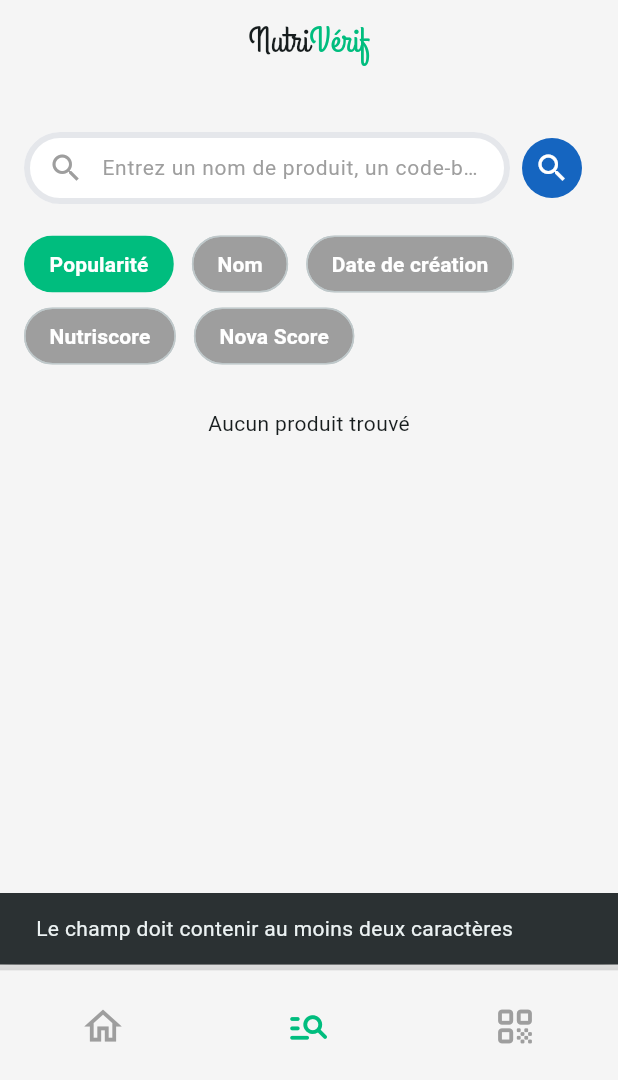
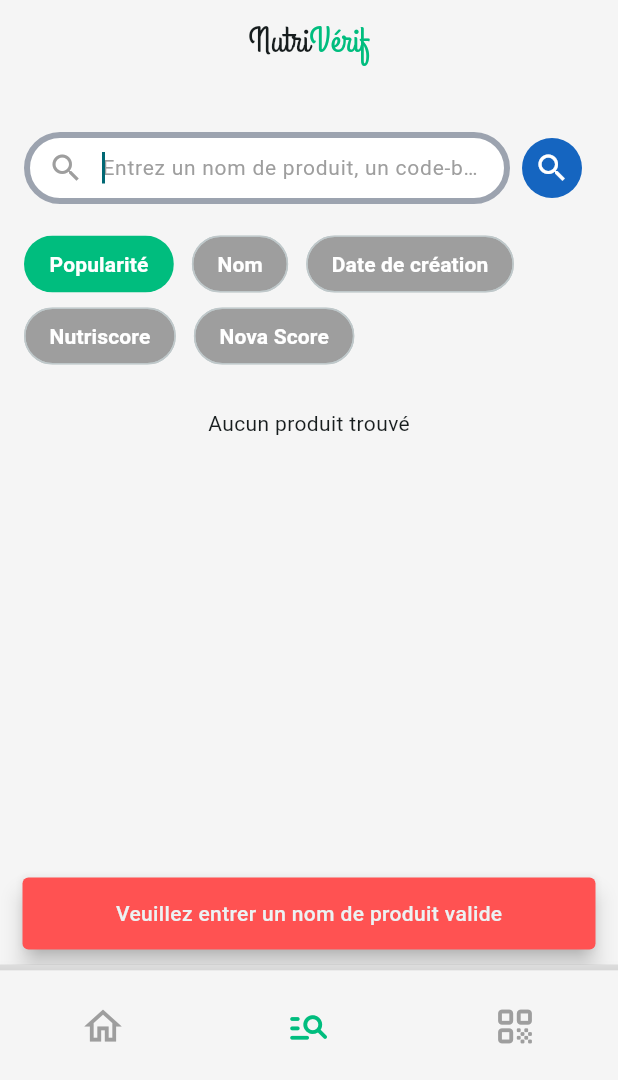
Before and after one commit to salaahl/nutriverif_app_by_flutter, a Flutter app: the screen it shows after launch, item 2 of the bottom bar chosen, after a tap on the "search" icon, on a phone screen of 412 x 824 dp, the part 156-1236 px from its top. Run offline on Flutter 3.47's test engine with Material 3 defaults, Android fonts, the phone set to English and light mode, and no system bars; our stand-ins replace youtube_player_flutter; missing offline and left inert: mobile_scanner.

```diff
--- a/lib/app.dart
+++ b/lib/app.dart
@@ -19,12 +19,80 @@ class MyApp extends StatelessWidget {
         colorScheme: ColorScheme.fromSeed(
           seedColor: Colors.white,
         ).copyWith(surface: const Color.fromRGBO(245, 245, 245, 1)),
+        textTheme: TextTheme(
+          displayLarge: const TextStyle(
+            fontSize: 24,
+            fontWeight: FontWeight.bold,
+          ),
+        ),
       ),
-      routes: {
-        '/': (context) => const MainScaffold(),
-        '/about': (context) => const AboutPage(),
-        '/products': (context) => const ProductSearchPage(),
-        '/product': (context) => const ProductPage(),
+      onGenerateRoute: (settings) {
+        Widget page;
+        switch (settings.name) {
+          case '/':
+            page = const MainScaffold();
+            break;
+          case '/about':
+            page = const AboutPage();
+            break;
+          case '/products':
+            page = const ProductSearchPage();
+            break;
+          case '/product':
+            final id = settings.arguments as String?;
+            page = ProductPage(id: id);
+            break;
+          default:
+            page = const MainScaffold();
+        }
+
+        return PageRouteBuilder(
+          pageBuilder: (context, animation, secondaryAnimation) => page,
+          transitionsBuilder: (context, animation, secondaryAnimation, child) {
+            const curve = Curves.easeInOut;
+
+            // Slide in (entrée)
+            final slideInTween = Tween<Offset>(
+              begin: const Offset(1.0, 0.0),
+              end: Offset.zero,
+            ).chain(CurveTween(curve: curve));
+
+            // Slide out (sortie)
+            final slideOutTween = Tween<Offset>(
+              begin: Offset.zero,
+              end: const Offset(0.0, 1.0),
+            ).chain(CurveTween(curve: curve));
+
+            // Opacité uniquement à l’entrée (de 0 → 1)
+            final fadeAnimation = animation.drive(
+              Tween<double>(
+                begin: 0.0,
+                end: 1.0,
+              ).chain(CurveTween(curve: curve)),
+            );
+
+            return SlideTransition(
+              position: secondaryAnimation.drive(slideOutTween), // Sortie
+              child: SlideTransition(
+                position: animation.drive(slideInTween), // Entrée
+                child: AnimatedBuilder(
+                  animation: animation,
+                  builder: (context, child) {
+                    // Si on est en train d'entrer (push), on fade-in
+                    // Si on est en train de sortir (pop), on garde opacité = 1
+                    double opacity =
+                        animation.status == AnimationStatus.reverse
+                            ? 1.0
+                            : fadeAnimation.value;
+
+                    return Opacity(opacity: opacity, child: child);
+                  },
+                  child: child,
+                ),
+              ),
+            );
+          },
+        );
       },
       initialRoute: '/',
     );
--- a/lib/providers/products_provider.dart
+++ b/lib/providers/products_provider.dart
@@ -39,25 +39,25 @@ class ProductsProvider with ChangeNotifier {
   Map<String, double> get ajrValues {
     if (_ajrSelected == 'women') {
       return {
-        'energy': 2000,
-        'fat': 70,
-        'saturatedFat': 20,
-        'carbohydrates': 260,
-        'sugars': 90,
-        'salt': 6,
-        'fiber': 25,
-        'proteins': 50,
+        'energy-kcal_serving': 2000,
+        'fat_serving': 70,
+        'saturated-fat_serving': 20,
+        'carbohydrates_serving': 260,
+        'sugars_serving': 90,
+        'salt_serving': 6,
+        'fiber_serving': 25,
+        'proteins_serving': 50,
       };
     } else {
       return {
-        'energy': 2500,
-        'fat': 95,
-        'saturatedFat': 30,
-        'carbohydrates': 300,
-        'sugars': 120,
-        'salt': 6,
-        'fiber': 30,
-        'proteins': 50,
+        'energy-kcal_serving': 2500,
+        'fat_serving': 95,
+        'saturated-fat_serving': 30,
+        'carbohydrates_serving': 300,
+        'sugars_serving': 120,
+        'salt_serving': 6,
+        'fiber_serving': 30,
+        'proteins_serving': 50,
       };
     }
   }
@@ -152,12 +152,14 @@ class ProductsProvider with ChangeNotifier {
       servingSize: '100g',
       ingredients: String.fromCharCode(33),
       nutriments: {
-        'energy-kcal_100g': '100',
-        'carbohydrates_100g': '10',
-        'fat_100g': '5',
-        'saturated-fat_100g': '2',
-        'sugars_100g': '5',
-        'salt_100g': '0.5',
+        'energy-kcal_serving': '225',
+        'fat_serving': '7.5',
+        'saturated-fat_serving': '3.0',
+        'carbohydrates_serving': '30.0',
+        'sugars_serving': '15.0',
+        'salt_serving': '0.3',
+        'fiber_serving': '1.5',
+        'proteins_serving': '9.0',
       },
       nutrientLevels: {
         "fat": "high",
--- a/lib/screens/home_page.dart
+++ b/lib/screens/home_page.dart
@@ -6,6 +6,7 @@ import 'package:youtube_player_flutter/youtube_player_flutter.dart';
 import '../widgets/custom_app_bar.dart';
 import '../widgets/product_card.dart';
 
+import '../models/model_products.dart';
 import 'package:app_nutriverif/screens/product_page.dart';
 
 class HomePage extends StatefulWidget {
@@ -16,40 +17,37 @@ class HomePage extends StatefulWidget {
 }
 
 class _HomePageState extends State<HomePage> {
-  final List<bool> _animatedList = List.generate(7, (_) => false);
+  final List<bool> _animatedList = List.generate(3, (_) => false);
 
   final TextEditingController _searchController = TextEditingController();
   final YoutubePlayerController _controller = YoutubePlayerController(
-    initialVideoId: 'D1jzT02IBRA?si=gKqH8EWw5KYl42we', // ID de la vidéo YouTube
+    initialVideoId: 'D1jzT02IBRA?si=gKqH8EWw5KYl42we',
     flags: const YoutubePlayerFlags(autoPlay: false),
   );
+
+  late Product _productDemo = Product.fromJson({});
 
   @override
   void initState() {
     super.initState();
 
-    WidgetsBinding.instance.addPostFrameCallback((_) {
+    WidgetsBinding.instance.addPostFrameCallback((_) async {
       final provider = Provider.of<ProductsProvider>(context, listen: false);
 
-      provider.fetchProduct('8000500310427');
-      provider.fetchLastProducts();
+      // Attente des appels asynchrones
+      await provider.fetchProduct('8000500310427');
+      await provider.fetchLastProducts();
+
+      setState(() {
+        // Mise à jour de _productDemo après avoir récupéré les données
+        _productDemo = provider.product;
+      });
     });
   }
 
   @override
   Widget build(BuildContext context) {
-    // Variables relatives aux produits
     final provider = context.watch<ProductsProvider>();
-
-    /* Vérifier si les produits sont déjà chargés, sinon appeler les méthodes pour les charger
-    if (!productIsLoading && provider.product.id.isEmpty) {
-      provider.fetchProduct('8000500310427');
-    }
-
-    if (!lastProductsIsLoading && provider.lastProducts.isEmpty) {
-      provider.fetchLastProducts();
-    }
-    */
 
     return Scaffold(
       appBar: PreferredSize(
@@ -178,19 +176,49 @@ class _HomePageState extends State<HomePage> {
                           child: const Icon(Icons.search, color: Colors.white),
                         ),
                         onPressed:
-                            () => provider.searchProducts(
+                            () => {
+                              if (_searchController.text.isEmpty ||
+                                  _searchController.text.length < 2)
+                                {
+                                  ScaffoldMessenger.of(context).showSnackBar(
+                                    SnackBar(
+                                      content: Center(
+                                        child: Text(
+                                          'Veuillez entrer un nom de produit valide',
+                                          style: TextStyle(
+                                            fontWeight: FontWeight.w500,
+                                          ),
+                                        ),
+                                      ),
+                                      backgroundColor: Colors.redAccent,
+                                      behavior: SnackBarBehavior.floating,
+                                    ),
+                                  ),
+                                }
+                              else
+                                {
+                                  provider.searchProducts(
                                     userInput: _searchController.text,
                                     method: 'complete',
                                   ),
+                                },
+                            },
                       ),
                     ],
                   ),
                   SizedBox(height: 32),
-                  provider.products.isEmpty && !provider.productsIsLoading
-                      ? SizedBox.shrink() // Si aucun produit et pas de chargement, on n'affiche rien
-                      : Column(
+                  AnimatedSize(
+                    duration: Duration(milliseconds: 500),
+                    curve: Curves.easeInOut,
+                    child: Column(
                       children: [
                         Container(
+                          height:
+                              provider.productsIsLoading ||
+                                      provider.products.isNotEmpty
+                                  ? null
+                                  : 0,
+                          width: double.infinity,
                           padding: const EdgeInsets.all(16),
                           decoration: BoxDecoration(
                             color: Colors.grey[200],
@@ -254,6 +282,7 @@ class _HomePageState extends State<HomePage> {
                             ),
                           ),
                       ],
+                    ),
                   ),
                 ],
               ),
@@ -412,12 +441,12 @@ class _HomePageState extends State<HomePage> {
             Column(
               mainAxisAlignment: MainAxisAlignment.start,
               children: [
-                const Row(
+                Row(
                   mainAxisAlignment: MainAxisAlignment.start,
                   children: [
                     Text.rich(
                       TextSpan(
-                        style: TextStyle(fontSize: 24),
+                        style: Theme.of(context).textTheme.displayLarge!,
                         children: [
                           TextSpan(text: 'Votre alimentation '),
                           TextSpan(
@@ -494,7 +523,7 @@ class _HomePageState extends State<HomePage> {
                 Row(
                   children: [
                     Expanded(
-                      child: const Text.rich(
+                      child: Text.rich(
                         TextSpan(
                           text: "Découvrez des ",
                           children: [
@@ -506,7 +535,7 @@ class _HomePageState extends State<HomePage> {
                           ],
                         ),
                         textAlign: TextAlign.center,
-                        style: TextStyle(fontSize: 24),
+                        style: Theme.of(context).textTheme.displayLarge!,
                       ),
                     ),
                   ],
@@ -547,10 +576,7 @@ class _HomePageState extends State<HomePage> {
                     if (provider.productIsLoading)
                       ProductPageState().loadingWidget()
                     else ...[
-                      ProductPageState().productDetails(
-                        context,
-                        provider.product,
-                      ),
+                      ProductPageState().productDetails(context, _productDemo),
                       const SizedBox(height: 32),
                     ],
 
@@ -637,7 +663,7 @@ class _HomePageState extends State<HomePage> {
                 Row(
                   children: [
                     Expanded(
-                      child: const Text.rich(
+                      child: Text.rich(
                         TextSpan(
                           text: "Produits",
                           children: [
@@ -649,7 +675,7 @@ class _HomePageState extends State<HomePage> {
                           ],
                         ),
                         textAlign: TextAlign.center,
-                        style: TextStyle(fontSize: 24),
+                        style: Theme.of(context).textTheme.displayLarge!,
                       ),
                     ),
                   ],
--- a/lib/screens/product_page.dart
+++ b/lib/screens/product_page.dart
@@ -24,7 +24,7 @@ class NutritionalTableState extends State<NutritionalTable> {
     // Convertir l'objet en une liste de paires (nom, valeur)
     final entries = (widget.nutriments as Map<String, String>).entries.toList();
 
-    final double rowHeight = 62;
+    final double rowHeight = 85;
 
     return Column(
       crossAxisAlignment: CrossAxisAlignment.start,
@@ -121,7 +121,10 @@ class NutritionalTableState extends State<NutritionalTable> {
                       child: Padding(
                         padding: const EdgeInsets.all(12),
                         child: Text(
-                          'Par portion'.toUpperCase(),
+                          provider.product.servingSize.isNotEmpty
+                              ? 'Par portion (${provider.product.servingSize})'
+                                  .toUpperCase()
+                              : 'Par portion (N/A)',
                           style: TextStyle(
                             fontSize: 14,
                             fontWeight: FontWeight.bold,
@@ -171,20 +174,23 @@ class NutritionalTableState extends State<NutritionalTable> {
                       ),
                       Container(
                         decoration: BoxDecoration(color: Colors.white),
-                        child: const Padding(
+                        child: Padding(
                           padding: EdgeInsets.all(12),
                           child: Text(
-                            '-', // Par portion - Remplir selon les données disponibles
+                            entry.value,
                             style: TextStyle(fontSize: 12, color: Colors.grey),
                           ),
                         ),
                       ),
                       Container(
                         decoration: BoxDecoration(color: Colors.grey[100]),
-                        child: const Padding(
+                        child: Padding(
                           padding: EdgeInsets.all(12),
                           child: Text(
-                            '-',
+                            (double.tryParse(entry.value) != null &&
+                                    provider.ajrValues[entry.key] != null)
+                                ? ('${(((double.parse(entry.value)) / provider.ajrValues[entry.key]!) * 100).toStringAsFixed(0)}%')
+                                : '—',
                             style: TextStyle(fontSize: 12, color: Colors.grey),
                           ),
                         ),
@@ -206,29 +212,25 @@ class NutritionalTableState extends State<NutritionalTable> {
 }
 
 class ProductPage extends StatefulWidget {
-  const ProductPage({super.key});
+  final String? id;
+
+  const ProductPage({super.key, required this.id});
 
   @override
   State<ProductPage> createState() => ProductPageState();
 }
 
 class ProductPageState extends State<ProductPage> {
-  String? _productId;
-
   @override
   void initState() {
     super.initState();
 
     WidgetsBinding.instance.addPostFrameCallback((_) {
-      final args = ModalRoute.of(context)?.settings.arguments;
+      final id = widget.id;
 
-      if (args is String) {
-        setState(() {
-          _productId = args;
-        });
-
+      if (id != null) {
         final provider = Provider.of<ProductsProvider>(context, listen: false);
-        provider.fetchProduct(_productId!);
+        provider.fetchProduct(id);
       } else {
         Navigator.pop(context);
       }
--- a/lib/screens/products_page.dart
+++ b/lib/screens/products_page.dart
@@ -98,6 +98,7 @@ class _ProductSearchPageState extends State<ProductSearchPage> {
                 Expanded(
                   child: TextField(
                     controller: _searchController,
+                    autofocus: true,
                     decoration: InputDecoration(
                       hintText: 'Entrez un nom de produit, un code-barres...',
                       hintStyle: const TextStyle(
@@ -150,13 +151,21 @@ class _ProductSearchPageState extends State<ProductSearchPage> {
                   ),
                   onPressed:
                       () => {
-                        if (_searchController.text.trim().length < 2)
+                        if (_searchController.text.isEmpty ||
+                            _searchController.text.length < 2)
                           {
                             ScaffoldMessenger.of(context).showSnackBar(
                               SnackBar(
-                                content: Text(
-                                  'Le champ doit contenir au moins deux caractères',
+                                content: Center(
+                                  child: Text(
+                                    'Veuillez entrer un nom de produit valide',
+                                    style: TextStyle(
+                                      fontWeight: FontWeight.w500,
+                                    ),
+                                  ),
                                 ),
+                                backgroundColor: Colors.redAccent,
+                                behavior: SnackBarBehavior.floating,
                               ),
                             ),
                           }
@@ -164,7 +173,6 @@ class _ProductSearchPageState extends State<ProductSearchPage> {
                           {
                             provider.searchProducts(
                               userInput: _searchController.text,
-                              sortBy: provider.filter,
                               method: 'complete',
                             ),
                           },
--- a/lib/widgets/product_card.dart
+++ b/lib/widgets/product_card.dart
@@ -27,35 +27,17 @@ class ProductCard extends StatelessWidget {
       height: 280,
       width: (MediaQuery.of(context).size.width / 100 * 48) - widthAjustment,
       margin: const EdgeInsets.only(bottom: 16),
-      padding: const EdgeInsets.all(8),
-      decoration: BoxDecoration(
+      child: Material(
         color: const Color.fromRGBO(249, 249, 249, 1),
         borderRadius: BorderRadius.circular(12),
-        boxShadow: [
-          BoxShadow(
-            color: const Color.fromRGBO(255, 255, 255, 0.01),
-            offset: const Offset(0, 1),
-            blurRadius: 1,
-            spreadRadius: 0,
-          ),
-          BoxShadow(
-            color: const Color.fromRGBO(50, 50, 93, 0.025),
-            offset: const Offset(0, 50),
-            blurRadius: 100,
-            spreadRadius: -20,
-          ),
-          BoxShadow(
-            color: const Color.fromRGBO(0, 0, 0, 0.03),
-            offset: const Offset(0, 30),
-            blurRadius: 60,
-            spreadRadius: -30,
-          ),
-        ],
-      ),
-      child: GestureDetector(
+        elevation: 0,
+        child: InkWell(
+          borderRadius: BorderRadius.circular(12),
           onTap: () {
             Navigator.pushNamed(context, "/product", arguments: id);
           },
+          child: Padding(
+            padding: const EdgeInsets.all(8),
             child: Column(
               crossAxisAlignment: CrossAxisAlignment.start,
               mainAxisAlignment: MainAxisAlignment.spaceBetween,
@@ -73,11 +55,18 @@ class ProductCard extends StatelessWidget {
                     width:
                         (MediaQuery.of(context).size.width / 100 * 48) -
                         widthAjustment * 2,
-                child: Image.asset(imageUrl, height: 80, fit: BoxFit.contain),
+                    child: Image.asset(
+                      imageUrl,
+                      height: 80,
+                      fit: BoxFit.contain,
+                    ),
                   ),
                 ),
                 const SizedBox(height: 8),
-            Text(title, style: const TextStyle(fontWeight: FontWeight.bold)),
+                Text(
+                  title,
+                  style: const TextStyle(fontWeight: FontWeight.bold),
+                ),
                 Text(
                   description,
                   style: const TextStyle(fontSize: 12, color: Colors.grey),
@@ -93,6 +82,8 @@ class ProductCard extends StatelessWidget {
               ],
             ),
           ),
+        ),
+      ),
     );
   }
 }
```
Lines whose indentation alone changed are shown as unchanged.
